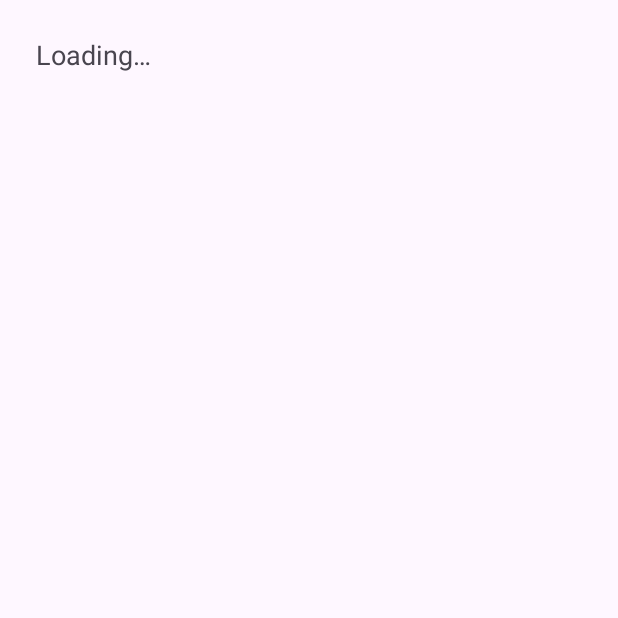
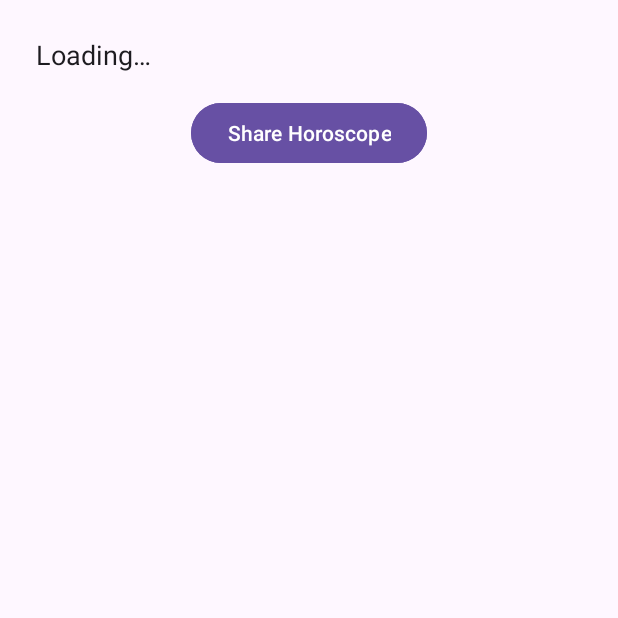
Before and after one commit to zirryzero/DailyHoroscopeMaster, an Android app: the HoroscopeActivity screen opened directly, with no data from a screen before it, on a phone screen of 412 x 824 dp, the top half of it. Before the commit the part shown is almost empty. Run offline under Robolectric (Android 15) with nearby library versions, the phone set to English and light mode, and no system bars.

Commit message:
Boton Share

```diff
--- a/app/build.gradle.kts
+++ b/app/build.gradle.kts
@@ -43,6 +43,7 @@ dependencies {
     implementation(libs.androidx.activity)
     implementation(libs.androidx.constraintlayout)
     implementation(libs.okhttp)
+    implementation(libs.material.v1110)
     testImplementation(libs.junit)
     androidTestImplementation(libs.androidx.junit)
     androidTestImplementation(libs.androidx.espresso.core)
--- /dev/null
+++ b/app/src/main/res/drawable/bg_button.xml
@@ -0,0 +1,5 @@
+<shape xmlns:android="http://schemas.android.com/apk/res/android"
+    android:shape="rectangle">
+    <solid android:color="?attr/colorPrimary"/>
+    <corners android:radius="20dp"/>
+</shape>
--- /dev/null
+++ b/app/src/main/res/layout-v26/activity_horoscope.xml
@@ -0,0 +1,36 @@
+<ScrollView xmlns:android="http://schemas.android.com/apk/res/android"
+    android:layout_width="match_parent"
+    android:layout_height="match_parent"
+    xmlns:app="http://schemas.android.com/apk/res-auto">
+
+    <LinearLayout
+        android:layout_width="match_parent"
+        android:layout_height="wrap_content"
+        android:orientation="vertical"
+        android:padding="24dp">
+
+        <TextView
+            android:id="@+id/horoscopeText"
+            android:layout_width="match_parent"
+            android:layout_height="wrap_content"
+            android:text="@string/loading"
+            android:textSize="18sp"
+            android:textColor="?android:textColorPrimary"
+            android:layout_marginBottom="16dp" />
+
+        <com.google.android.material.button.MaterialButton
+            android:id="@+id/shareButton"
+            style="@style/Widget.Material3.Button"
+            android:layout_width="wrap_content"
+            android:layout_height="wrap_content"
+            android:layout_gravity="center"
+            android:text="@string/share_horoscope"
+            android:icon="@android:drawable/ic_menu_share"
+            app:iconGravity="textStart"
+            app:iconTint="@android:color/white"
+            android:textColor="@android:color/white"
+            android:backgroundTint="?attr/colorPrimary"
+            app:iconPadding="8dp"  />
+
+    </LinearLayout>
+</ScrollView>
--- a/app/src/main/res/layout/activity_horoscope.xml
+++ b/app/src/main/res/layout/activity_horoscope.xml
@@ -1,13 +1,32 @@
-<?xml version="1.0" encoding="utf-8"?>
 <ScrollView xmlns:android="http://schemas.android.com/apk/res/android"
     android:layout_width="match_parent"
-    android:layout_height="match_parent">
+    android:layout_height="match_parent"
+    xmlns:app="http://schemas.android.com/apk/res-auto">
 
-    <TextView
-        android:id="@+id/horoscopeText"
+    <LinearLayout
         android:layout_width="match_parent"
         android:layout_height="wrap_content"
-        android:text="@string/loading"
-        android:textSize="18sp"
-        android:padding="24dp" />
+        android:orientation="vertical"
+        android:padding="24dp">
+
+        <TextView
+            android:id="@+id/horoscopeText"
+            android:layout_width="match_parent"
+            android:layout_height="wrap_content"
+            android:text="@string/loading"
+            android:textSize="18sp"
+            android:textColor="?android:textColorPrimary"
+            android:layout_marginBottom="16dp" />
+
+        <com.google.android.material.button.MaterialButton
+            android:id="@+id/shareButton"
+            style="@style/Widget.Material3.Button"
+            android:layout_width="wrap_content"
+            android:layout_height="wrap_content"
+            android:layout_gravity="center"
+            android:text="@string/share_horoscope"
+            android:textColor="@android:color/white"
+            android:backgroundTint="?attr/colorPrimary" />
+
+    </LinearLayout>
 </ScrollView>
--- a/app/src/main/res/layout/activity_main.xml
+++ b/app/src/main/res/layout/activity_main.xml
@@ -10,11 +10,12 @@
         android:layout_height="wrap_content"
         android:text="@string/choose_your_zodiac_sign"
         android:textSize="24sp"
-        android:textColor="#333333"
         android:textStyle="bold"
         android:gravity="center"
         android:layout_marginBottom="12dp"
+        android:textColor="?android:textColorPrimary"
         android:fontFamily="sans-serif-medium" />
+
 
     <androidx.recyclerview.widget.RecyclerView
         android:id="@+id/recyclerViewSigns"
--- /dev/null
+++ b/app/src/main/res/values-night/colors.xml
@@ -0,0 +1,6 @@
+<?xml version="1.0" encoding="utf-8"?>
+<resources>
+    <color name="primaryColor">#BB86FC</color>
+    <color name="backgroundColor">#121212</color>
+    <color name="textPrimary">#FFFFFF</color>
+</resources>
--- a/app/src/main/res/values/colors.xml
+++ b/app/src/main/res/values/colors.xml
@@ -1,2 +1,6 @@
 <?xml version="1.0" encoding="utf-8"?>
-<resources></resources>
+<resources>
+    <color name="primaryColor">#6200EE</color>
+    <color name="backgroundColor">#FFFFFF</color>
+    <color name="textPrimary">#000000</color>
+</resources>
--- a/app/src/main/res/values/strings.xml
+++ b/app/src/main/res/values/strings.xml
@@ -4,4 +4,5 @@
     <string name="error_message">Failed to load horoscope. Please try again.</string>
     <string name="zodiac_sign">Zodiac Sign</string>
     <string name="choose_your_zodiac_sign">Choose Your Zodiac Sign</string>
+    <string name="share_horoscope">Share Horoscope</string>
 </resources>
--- a/gradle/libs.versions.toml
+++ b/gradle/libs.versions.toml
@@ -9,6 +9,7 @@ appcompat = "1.7.0"
 material = "1.12.0"
 activity = "1.10.1"
 constraintlayout = "2.2.1"
+materialVersion = "1.11.0"
 okhttp = "4.10.0"
 
 [libraries]
@@ -20,6 +21,7 @@ androidx-appcompat = { group = "androidx.appcompat", name = "appcompat", version
 material = { group = "com.google.android.material", name = "material", version.ref = "material" }
 androidx-activity = { group = "androidx.activity", name = "activity", version.ref = "activity" }
 androidx-constraintlayout = { group = "androidx.constraintlayout", name = "constraintlayout", version.ref = "constraintlayout" }
+material-v1110 = { module = "com.google.android.material:material", version.ref = "materialVersion" }
 okhttp = { module = "com.squareup.okhttp3:okhttp", version.ref = "okhttp" }
 
 [plugins]
```
Also changed, not shown: app/src/main/java/com/powerdevelop/dailyhoroscope/HoroscopeActivity.kt (+27 -2 lines), app/src/main/res/drawable/ic_share.xml (added, +13 -0 lines).
